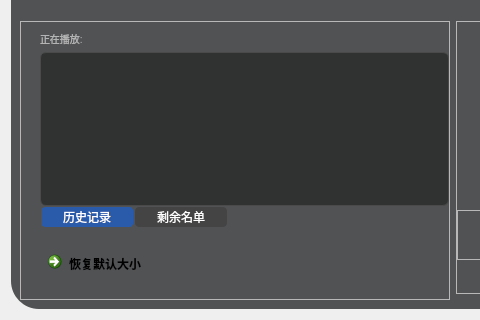
First picture: the form in Ui/MainUI.ui, repository Yish1/Class-Roster-Picker-NEXT, before the edit; both pictures show x 0 to 480 and y 175 to 495 of the 905 by 495 pixel window.
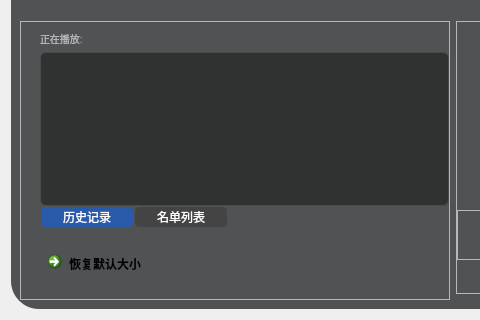
Second picture: the form after the edit. Icons and pictures are not drawn.

The edit to the form file:
```diff
--- a/Ui/MainUI.ui
+++ b/Ui/MainUI.ui
@@ -760,7 +760,7 @@
             </widget>
             <widget class="QWidget" name="tab_2">
              <attribute name="title">
-              <string>剩余名单</string>
+              <string>名单列表</string>
              </attribute>
              <layout class="QGridLayout" name="gridLayout_8">
               <property name="leftMargin">
```
